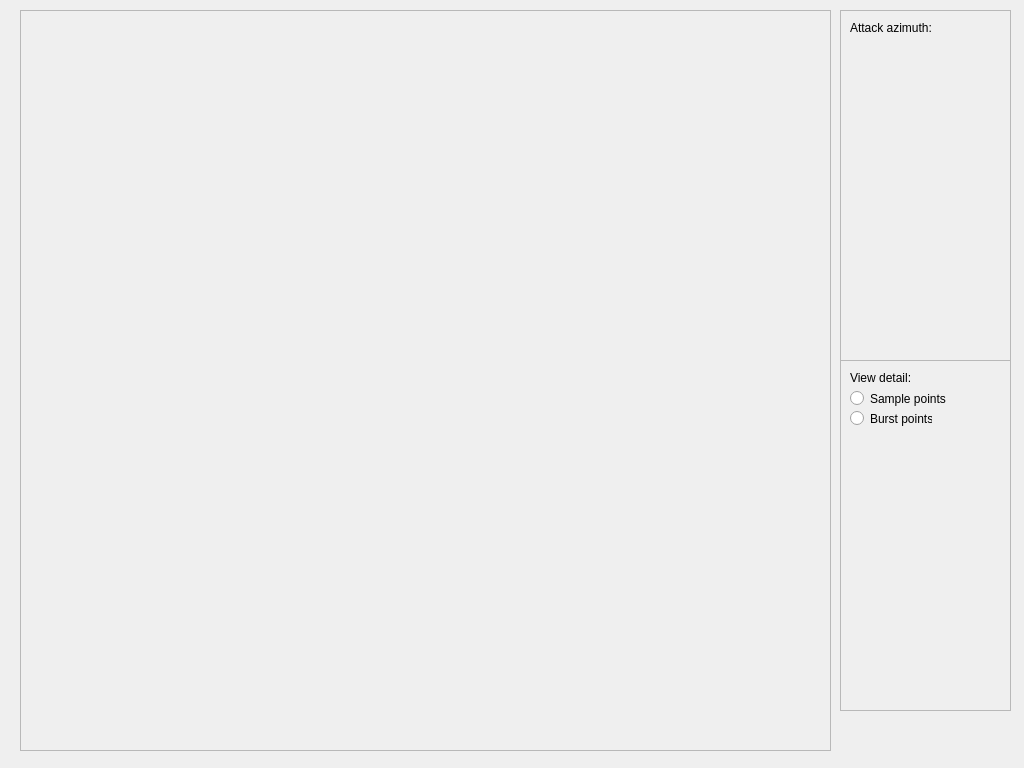
Above: mayavi_win.ui from bcorfman/mixer before the change. Below: the same form after it.
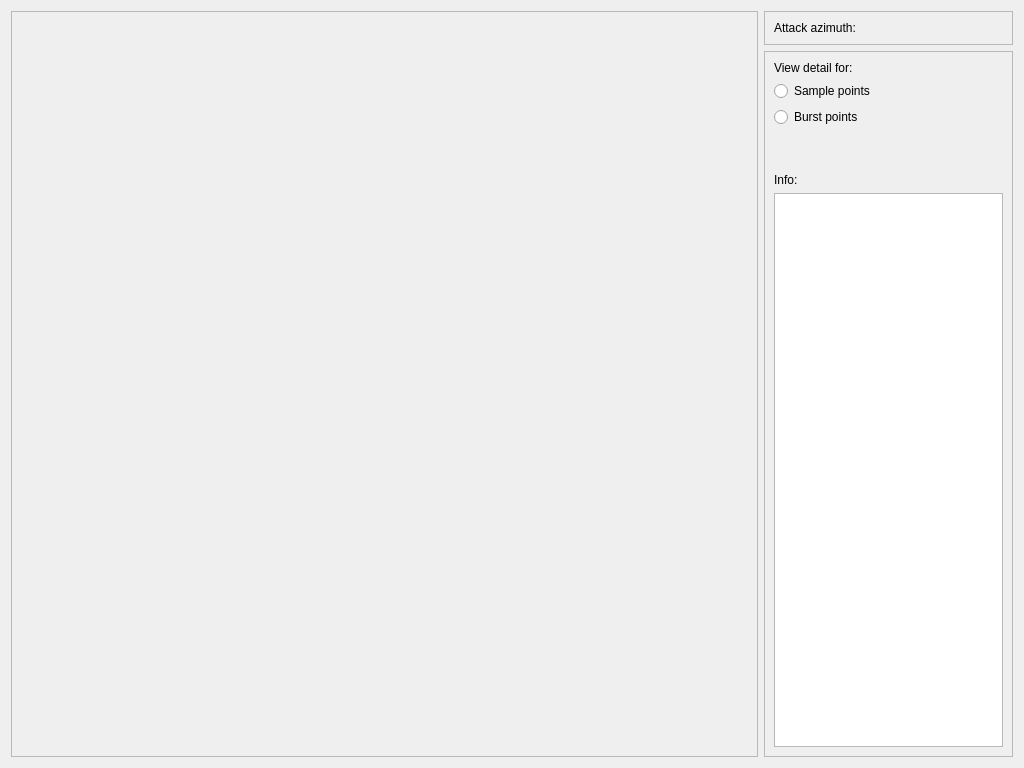
That is the form after the change.

Commit message: Added new window for Mayavi display

Diff of the .ui file:
```diff
--- a/mayavi_win.ui
+++ b/mayavi_win.ui
@@ -13,30 +13,14 @@
   <property name="windowTitle">
    <string>Form</string>
   </property>
-  <widget class="QFrame" name="frmDisplay">
-   <property name="geometry">
-    <rect>
-     <x>20</x>
-     <y>10</y>
-     <width>811</width>
-     <height>741</height>
-    </rect>
-   </property>
-   <property name="frameShape">
-    <enum>QFrame::StyledPanel</enum>
-   </property>
-   <property name="frameShadow">
-    <enum>QFrame::Raised</enum>
-   </property>
-  </widget>
+  <layout class="QGridLayout" name="gridLayout">
+   <item row="0" column="1">
   <widget class="QFrame" name="frame">
-   <property name="geometry">
-    <rect>
-     <x>840</x>
-     <y>10</y>
-     <width>171</width>
-     <height>351</height>
-    </rect>
+     <property name="sizePolicy">
+      <sizepolicy hsizetype="Preferred" vsizetype="Preferred">
+       <horstretch>1</horstretch>
+       <verstretch>0</verstretch>
+      </sizepolicy>
    </property>
    <property name="frameShape">
     <enum>QFrame::StyledPanel</enum>
@@ -44,28 +28,40 @@
    <property name="frameShadow">
     <enum>QFrame::Raised</enum>
    </property>
+     <layout class="QGridLayout" name="gridLayout_3" rowstretch="0">
+      <item row="0" column="0">
    <widget class="QLabel" name="lblAzimuth">
-    <property name="geometry">
-     <rect>
-      <x>10</x>
-      <y>10</y>
-      <width>81</width>
-      <height>16</height>
-     </rect>
-    </property>
     <property name="text">
      <string>Attack azimuth:</string>
     </property>
    </widget>
-  </widget>
+      </item>
+     </layout>
+    </widget>
+   </item>
+   <item row="0" column="0" rowspan="2">
+    <widget class="QFrame" name="frame_3">
+     <property name="sizePolicy">
+      <sizepolicy hsizetype="Preferred" vsizetype="Preferred">
+       <horstretch>3</horstretch>
+       <verstretch>0</verstretch>
+      </sizepolicy>
+     </property>
+     <property name="frameShape">
+      <enum>QFrame::StyledPanel</enum>
+     </property>
+     <property name="frameShadow">
+      <enum>QFrame::Raised</enum>
+     </property>
+    </widget>
+   </item>
+   <item row="1" column="1">
   <widget class="QFrame" name="frame_2">
-   <property name="geometry">
-    <rect>
-     <x>840</x>
-     <y>360</y>
-     <width>171</width>
-     <height>351</height>
-    </rect>
+     <property name="sizePolicy">
+      <sizepolicy hsizetype="Preferred" vsizetype="Preferred">
+       <horstretch>0</horstretch>
+       <verstretch>0</verstretch>
+      </sizepolicy>
    </property>
    <property name="frameShape">
     <enum>QFrame::StyledPanel</enum>
@@ -73,46 +69,89 @@
    <property name="frameShadow">
     <enum>QFrame::Raised</enum>
    </property>
-   <widget class="QLabel" name="lblAzimuth_2">
-    <property name="geometry">
-     <rect>
-      <x>10</x>
-      <y>10</y>
-      <width>71</width>
-      <height>16</height>
-     </rect>
-    </property>
-    <property name="text">
-     <string>View detail:</string>
-    </property>
-   </widget>
-   <widget class="QRadioButton" name="rdoSample">
-    <property name="geometry">
-     <rect>
-      <x>10</x>
-      <y>30</y>
-      <width>101</width>
-      <height>17</height>
-     </rect>
-    </property>
-    <property name="text">
-     <string>Sample points</string>
-    </property>
-   </widget>
+     <layout class="QGridLayout" name="gridLayout_2">
+      <item row="2" column="0" colspan="2">
    <widget class="QRadioButton" name="rdoBurst">
-    <property name="geometry">
-     <rect>
-      <x>10</x>
-      <y>50</y>
-      <width>82</width>
-      <height>17</height>
-     </rect>
+        <property name="sizePolicy">
+         <sizepolicy hsizetype="Minimum" vsizetype="Fixed">
+          <horstretch>0</horstretch>
+          <verstretch>0</verstretch>
+         </sizepolicy>
     </property>
     <property name="text">
      <string>Burst points</string>
     </property>
    </widget>
-  </widget>
+      </item>
+      <item row="5" column="0" colspan="2">
+       <widget class="QPlainTextEdit" name="txtInfo">
+        <property name="sizePolicy">
+         <sizepolicy hsizetype="Expanding" vsizetype="Expanding">
+          <horstretch>1</horstretch>
+          <verstretch>4</verstretch>
+         </sizepolicy>
+        </property>
+        <property name="readOnly">
+         <bool>true</bool>
+        </property>
+       </widget>
+      </item>
+      <item row="4" column="0">
+       <widget class="QLabel" name="label">
+        <property name="text">
+         <string>Info:</string>
+        </property>
+       </widget>
+      </item>
+      <item row="1" column="0" colspan="2">
+       <widget class="QRadioButton" name="rdoSample">
+        <property name="sizePolicy">
+         <sizepolicy hsizetype="Minimum" vsizetype="Fixed">
+          <horstretch>0</horstretch>
+          <verstretch>0</verstretch>
+         </sizepolicy>
+        </property>
+        <property name="text">
+         <string>Sample points</string>
+        </property>
+       </widget>
+      </item>
+      <item row="0" column="0" colspan="2">
+       <widget class="QLabel" name="lblDetail">
+        <property name="sizePolicy">
+         <sizepolicy hsizetype="Preferred" vsizetype="Preferred">
+          <horstretch>0</horstretch>
+          <verstretch>0</verstretch>
+         </sizepolicy>
+        </property>
+        <property name="text">
+         <string>View detail for:</string>
+        </property>
+        <property name="scaledContents">
+         <bool>false</bool>
+        </property>
+        <property name="alignment">
+         <set>Qt::AlignLeading|Qt::AlignLeft|Qt::AlignTop</set>
+        </property>
+       </widget>
+      </item>
+      <item row="3" column="1">
+       <spacer name="verticalSpacer">
+        <property name="orientation">
+         <enum>Qt::Vertical</enum>
+        </property>
+        <property name="sizeHint" stdset="0">
+         <size>
+          <width>20</width>
+          <height>40</height>
+         </size>
+        </property>
+       </spacer>
+      </item>
+     </layout>
+    </widget>
+   </item>
+  </layout>
  </widget>
  <resources/>
  <connections/>
```
Lines whose indentation alone changed are shown as unchanged. The commit also changes 3 other files.
